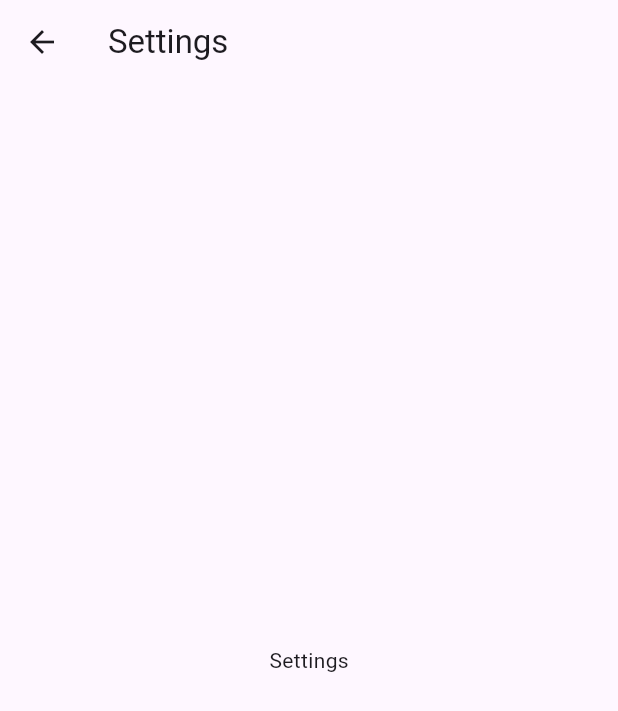
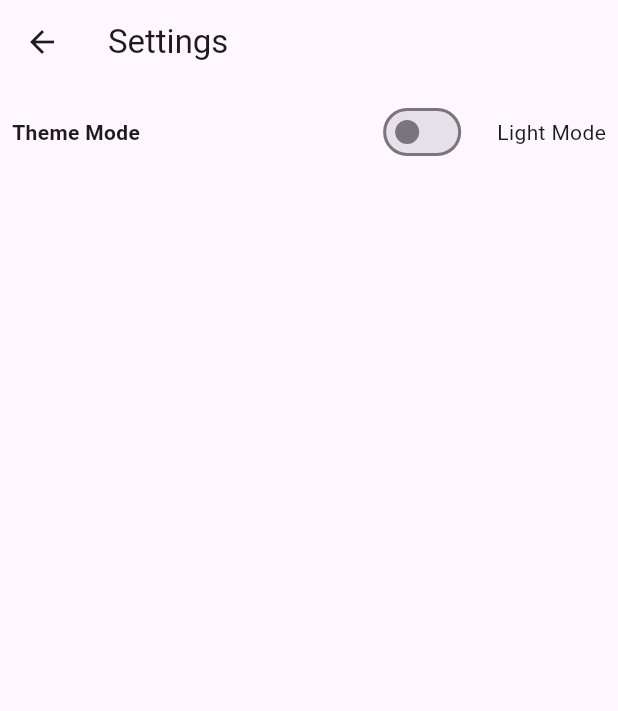
Before and after one commit to Yasitha-Bhanuka/FunFacts-App, a Flutter app: the SettingsScreen screen opened directly, on a phone screen of 412 x 824 dp. Shown: the top 711 px of the screen. Run offline on Flutter 3.47's test engine with Material 3 defaults, Android fonts, the phone set to English and light mode, and no system bars; our stand-ins replace dio; network calls fail.

Commit message:
Set the theme changing button for the using switch widget

```diff
--- a/lib/screens/settings_screen.dart
+++ b/lib/screens/settings_screen.dart
@@ -1,4 +1,5 @@
 import 'package:flutter/material.dart';
+import 'package:funfacts/widgets/theme_switcher.dart';
 
 class SettingsScreen extends StatefulWidget {
   const SettingsScreen({super.key});
@@ -11,12 +12,13 @@ class _SettingsScreenState extends State<SettingsScreen> {
   @override
   Widget build(BuildContext context) {
     return Scaffold(
-      appBar: AppBar(
-        title: const Text('Settings'),
-      ),
-      body: const Center(
-        child: Text('Settings'),
-      ),
-    );
+        appBar: AppBar(
+          title: const Text('Settings'),
+        ),
+        body: Column(
+          children: [
+            ThemeSwitcher(),
+          ],
+        ));
   }
 }
--- /dev/null
+++ b/lib/widgets/theme_switcher.dart
@@ -0,0 +1,40 @@
+import 'package:flutter/material.dart';
+
+class ThemeSwitcher extends StatefulWidget {
+  const ThemeSwitcher({super.key});
+
+  @override
+  State<ThemeSwitcher> createState() => _ThemeSwitcherState();
+}
+
+class _ThemeSwitcherState extends State<ThemeSwitcher> {
+  bool isChecked = false;
+
+  @override
+  Widget build(BuildContext context) {
+    return Padding(
+      padding: const EdgeInsets.all(8.0),
+      child: Row(
+        mainAxisAlignment: MainAxisAlignment.spaceBetween,
+        children: [
+          Text(
+            "Theme Mode",
+            style: TextStyle(fontWeight: FontWeight.bold),
+          ),
+          Row(
+            children: [
+              Switch(
+                  value: isChecked,
+                  onChanged: (value) {
+                    isChecked = value;
+                    setState(() {});
+                  }),
+              SizedBox(width: 20),
+              Text(isChecked ? "Dark Mode" : "Light Mode"),
+            ],
+          ),
+        ],
+      ),
+    );
+  }
+}
```
